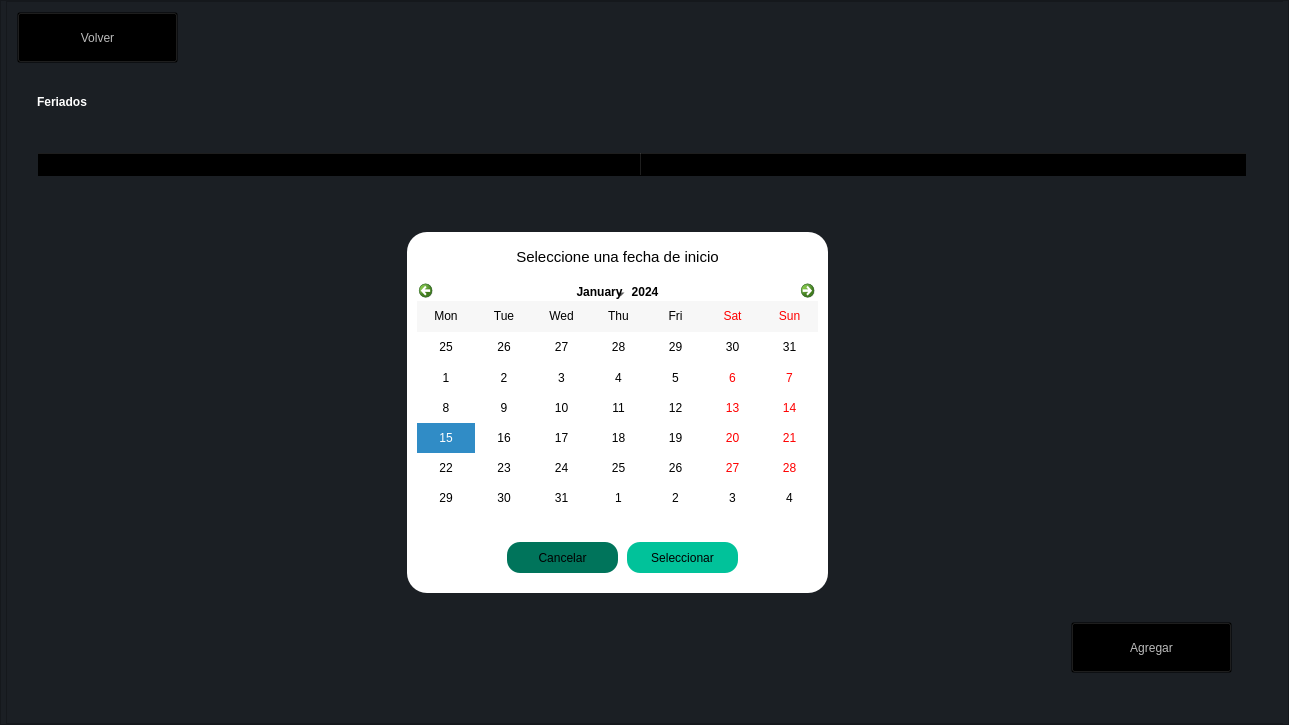
Above: ui/vistaferiados.ui from rojasalexander/AdministradorProyectosFacultad before the change. Below: the same form after it.
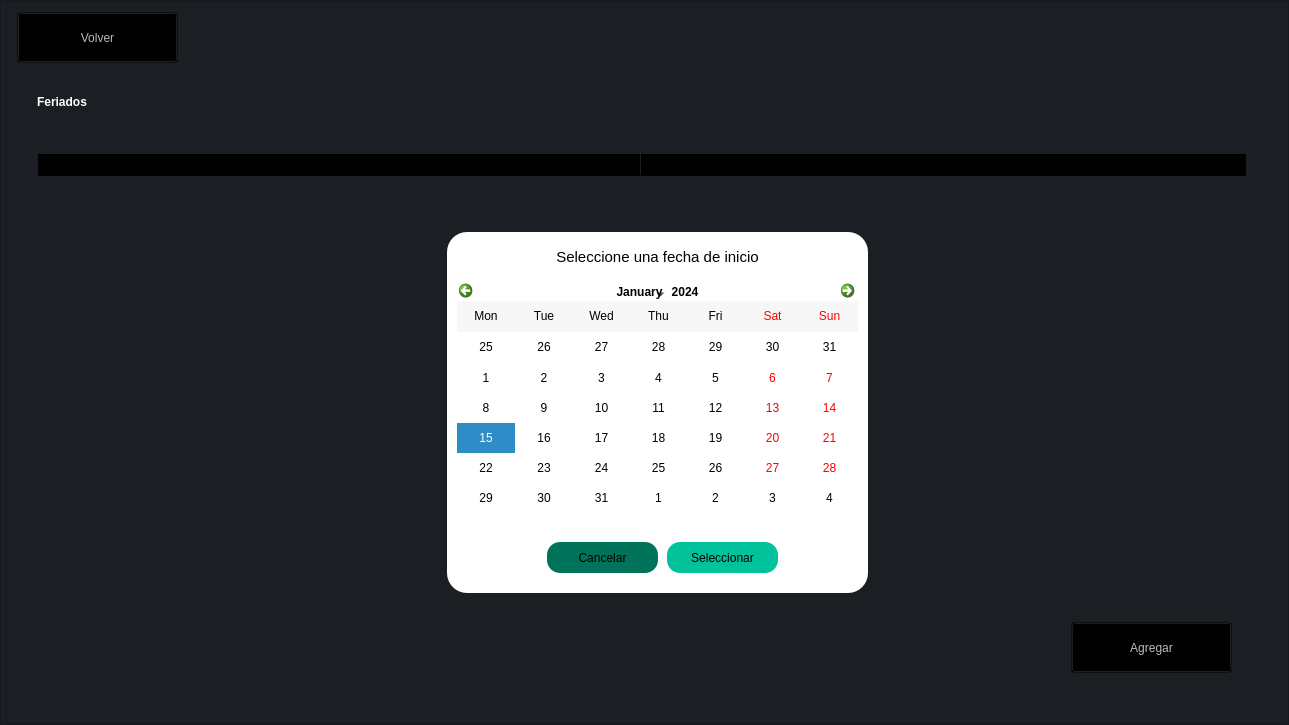
That is the form after the change. Icons and pictures are not drawn.

The edit to the form file:
```diff
--- a/ui/vistaferiados.ui
+++ b/ui/vistaferiados.ui
@@ -346,7 +346,7 @@
             </property>
             <property name="geometry">
              <rect>
-              <x>400</x>
+              <x>440</x>
               <y>230</y>
               <width>421</width>
               <height>361</height>
```
